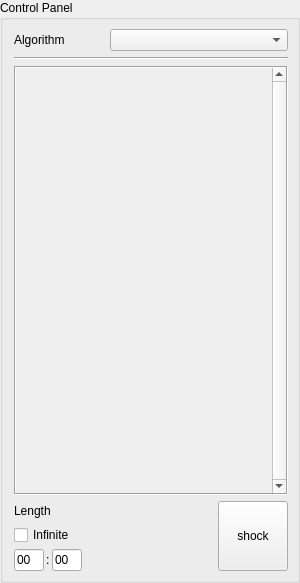
This is ControlPanel/controlpanel.ui in casey-c/shock as Qt 5 draws it before an edit. The edited form follows.
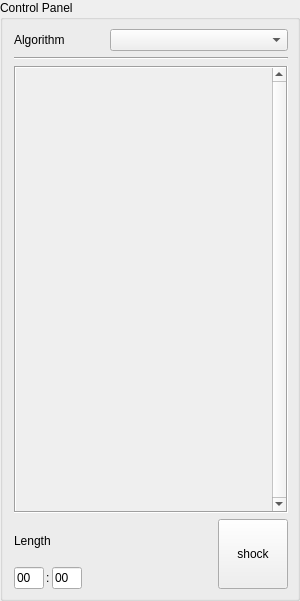
This is the edited form.

Commit message: Hide the non functioning loop button

What changed in the file:
```diff
--- a/ControlPanel/controlpanel.ui
+++ b/ControlPanel/controlpanel.ui
@@ -7,7 +7,7 @@
     <x>0</x>
     <y>0</y>
     <width>300</width>
-    <height>583</height>
+    <height>601</height>
    </rect>
   </property>
   <property name="minimumSize">
@@ -148,16 +148,6 @@
             </property>
            </widget>
           </item>
-          <item>
-           <widget class="QCheckBox" name="infiniteSoundChk">
-            <property name="layoutDirection">
-             <enum>Qt::LeftToRight</enum>
-            </property>
-            <property name="text">
-             <string>Infinite</string>
-            </property>
-           </widget>
-          </item>
           <item>
            <layout class="QHBoxLayout" name="horizontalLayout_2">
             <property name="spacing">
@@ -302,8 +292,8 @@
           <rect>
            <x>0</x>
            <y>0</y>
-           <width>257</width>
-           <height>433</height>
+           <width>256</width>
+           <height>431</height>
           </rect>
          </property>
          <layout class="QVBoxLayout" name="verticalLayout_3">
```
The commit also changes 1 other file.
